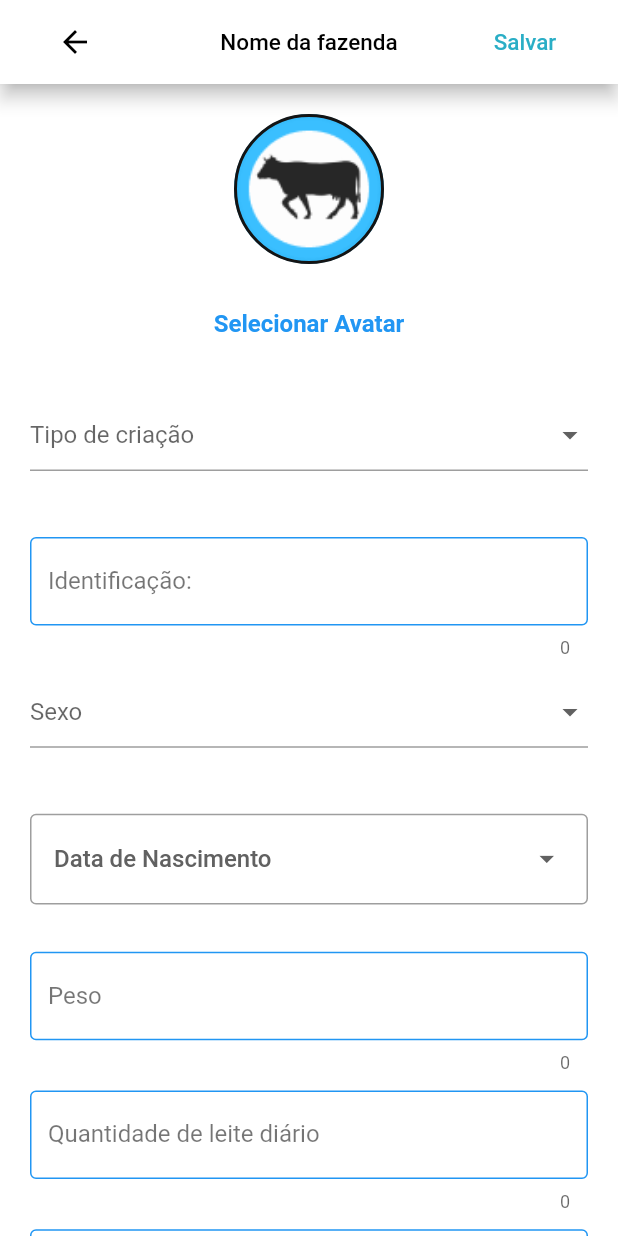
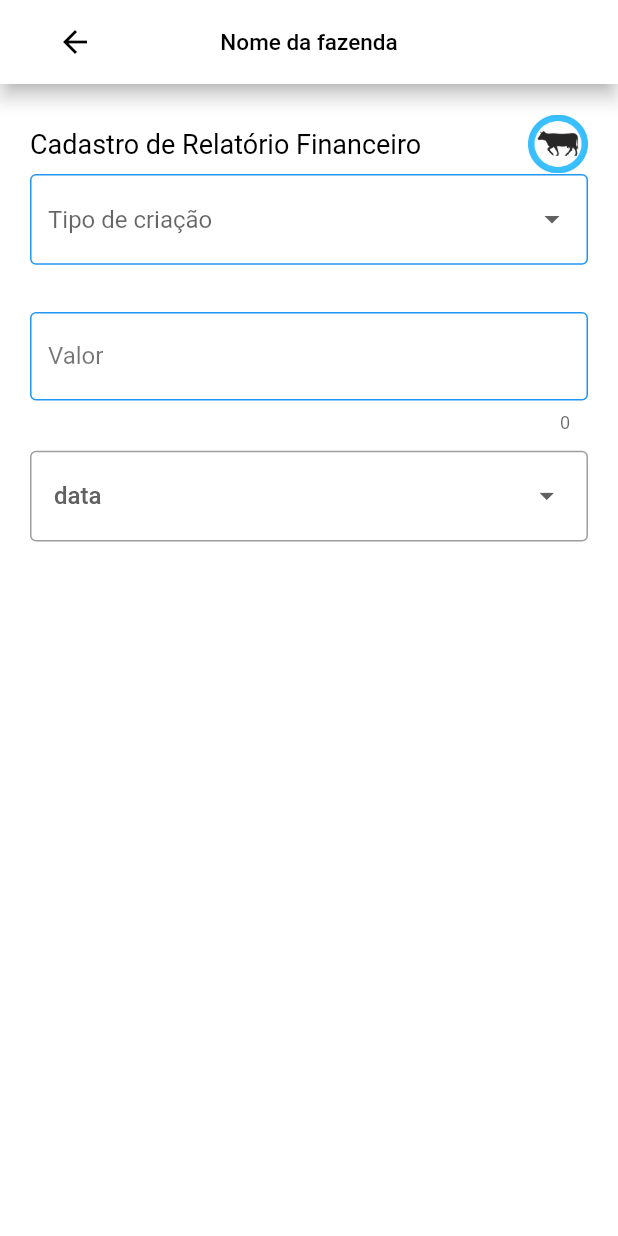
Before and after one commit to mateus-lm/Requisitos2021.1-E-Gado, a Flutter app: the HomeFarm screen opened directly, after a tap on "Financeiro", on a phone screen of 412 x 824 dp. Run offline on Flutter 3.47's test engine with Material 2 defaults, Android fonts, the phone set to English and light mode, and no system bars; our stand-ins replace dio, mobx; generated files the repository leaves out were written again.

Commit message:
Criando tela de cadastrar finanças

```diff
--- a/lib/Componentes/MyWidgets.dart
+++ b/lib/Componentes/MyWidgets.dart
@@ -142,7 +142,11 @@ class _GenderPickerState extends State<GenderPicker> {
           : EdgeInsets.only(bottom: 10.5),
       child: DropdownButtonFormField<String>(
           decoration: InputDecoration(
-            border: UnderlineInputBorder(),
+          enabledBorder: const OutlineInputBorder(
+            borderSide: const BorderSide(color: Colors.blue, width: 1.0),
+          ),
+          border: const OutlineInputBorder(),
+          labelStyle: TextStyle(color: Colors.black54),
             errorText: widget.errorText,
           ),
           hint: Text('Sexo'),
@@ -281,19 +285,21 @@ class _ErrorTextState extends State<ErrorText> {
   }
 }
 
-class CreationPicker extends StatefulWidget {
+class DropDownCreate extends StatefulWidget {
   final TextEditingController controller;
+  final String opcao1;
+  final String opcao2;
   final String errorText;
   final String dropdownValue;
-  const CreationPicker(this.controller,
+  const DropDownCreate(this.controller, this.opcao1, this.opcao2,
       {Key key, this.errorText, this.dropdownValue})
       : super(key: key);
 
   @override
-  _CreationPickerState createState() => _CreationPickerState();
+  _DropDownCreateState createState() => _DropDownCreateState();
 }
 
-class _CreationPickerState extends State<CreationPicker> {
+class _DropDownCreateState extends State<DropDownCreate> {
   String dropdownValue;
   @override
   Widget build(BuildContext context) {
@@ -304,7 +310,11 @@ class _CreationPickerState extends State<CreationPicker> {
           : EdgeInsets.only(bottom: 10.5),
       child: DropdownButtonFormField<String>(
           decoration: InputDecoration(
-            border: UnderlineInputBorder(),
+          enabledBorder: const OutlineInputBorder(
+            borderSide: const BorderSide(color: Colors.blue, width: 1.0),
+          ),
+          border: const OutlineInputBorder(),
+          labelStyle: TextStyle(color: Colors.black54),
             errorText: widget.errorText,
           ),
           hint: Text('Tipo de criação'),
@@ -318,11 +328,11 @@ class _CreationPickerState extends State<CreationPicker> {
           },
           items: [
             DropdownMenuItem(
-              child: Text('Leiteiro'),
+              child: Text(widget.opcao1),
               value: '1', //value pode ser mudado para valor mais significativo
             ),
             DropdownMenuItem(
-              child: Text('Corte'),
+              child: Text(widget.opcao2),
               value: '2',
             ),
           ]),
--- /dev/null
+++ b/lib/Screens/AddFinancialReport.dart
@@ -0,0 +1,82 @@
+import 'package:dev/Componentes/MyWidgets.dart';
+import 'package:flutter/material.dart';
+
+import 'loginScreen.dart';
+
+class AddFinancial extends StatefulWidget {
+  @override
+  _AddFinancialState createState() => _AddFinancialState();
+}
+
+class _AddFinancialState extends State<AddFinancial> {
+  final financesTypeCon = new TextEditingController();
+  final valueCon = new TextEditingController();
+  final dateCon = new TextEditingController();
+  final descriptionCon = new TextEditingController();
+
+  @override
+  Widget build(BuildContext context) {
+    return Scaffold(
+      backgroundColor: Colors.white,
+      appBar: AppBar(
+        backgroundColor: Colors.white,
+        elevation: 5,
+        shadowColor: Color.fromRGBO(0, 0, 0, 1),
+        centerTitle: true,
+        title: Text(
+          'Nome da fazenda',
+          style: TextStyle(
+            color: Colors.black,
+            fontFamily: 'Roboto',
+            fontSize: 15,
+          ),
+        ),
+        leading: Builder(builder: (BuildContext context) {
+          return Padding(
+            padding: const EdgeInsets.only(left: 30.0),
+            child: IconButton(
+              color: Colors.black,
+              icon: const Icon(Icons.arrow_back),
+              onPressed: () {
+                Navigator.push(context,
+                    MaterialPageRoute(builder: (context) => LoginMenu()));
+              },
+              alignment: Alignment.centerRight,
+            ),
+          );
+        }),
+      ),
+      body: SingleChildScrollView(
+        padding: EdgeInsets.only(left: 20.0, right: 20.0, top: 20.0),
+        child: Column(
+          children: [
+            Row(
+              children: [
+                Expanded(
+                  child: Text(
+                    'Cadastro de Relatório Financeiro',
+                    style: TextStyle(
+                      color: Colors.black,
+                      fontFamily: 'Roboto',
+                      fontSize: 18,
+                    ),
+                  ),
+                ),
+                Image(
+                  image: AssetImage('assets/images/logo.png'),
+                  width: 40,
+                  height: 40,
+                ),
+              ],
+            ),
+            DropDownCreate(financesTypeCon, 'Lucro', 'Despesa'),
+            MyWidgets().caixaTexto('Valor', valueCon),
+            DatePick(dateCon, 'data'),
+
+
+          ],
+        ),
+      ),
+    );
+  }
+}
--- a/lib/Screens/addBovino.dart
+++ b/lib/Screens/addBovino.dart
@@ -127,7 +127,7 @@ class _AddBovinoState extends State<AddBovino> {
                       ),
                     ),
                   )),
-              CreationPicker(creationTypeCon),
+              DropDownCreate(creationTypeCon, 'Leiteiro', 'Corte',),
               MyWidgets()
                   .caixaTexto('Identificação:', idCon),
               GenderPicker(sexCon),
--- a/lib/Screens/homeFarm.dart
+++ b/lib/Screens/homeFarm.dart
@@ -1,4 +1,5 @@
 import 'package:dev/Componentes/MyWidgets.dart';
+import 'package:dev/Screens/AddFinancialReport.dart';
 import 'package:dev/Screens/addBovino.dart';
 import 'package:dev/Screens/loginScreen.dart';
 import 'package:flutter/material.dart';
@@ -71,7 +72,7 @@ class _HomeFarmState extends State<HomeFarm> {
                 15.0,
                 Theme.of(context).primaryColor, () {
               Navigator.push(context,
-                  MaterialPageRoute(builder: (context) => AddBovino()));
+                  MaterialPageRoute(builder: (context) => AddFinancial()));
             })
           ],
         ),
```
